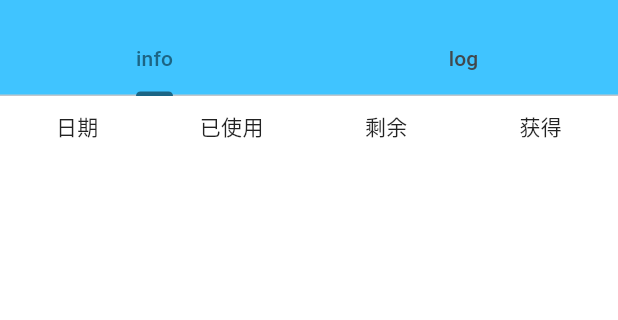
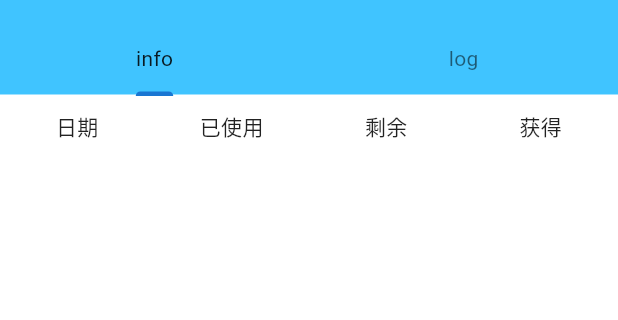
Before and after one commit to fansangg/speeder_sign-in_flutter, a Flutter app: the HistoryPage screen opened by its route, on a phone screen of 412 x 824 dp, the part 60-380 px from its top. Run offline on Flutter 3.47's test engine with Material 2 defaults, Android fonts, the phone set to English and light mode, and no system bars; our stand-ins replace cookie_jar, dio, dio_cookie_manager, drift, fluttertoast, get and 2 more; accounts and stored records are empty; generated files the repository leaves out were written again; network calls fail; statements that could not run were skipped.

Commit message:
颜色修改

```diff
--- a/lib/history/view.dart
+++ b/lib/history/view.dart
@@ -18,8 +18,14 @@ class HistoryPage extends StatelessWidget {
             "History",
             style: Theme.of(Get.context!).textTheme.bodyLarge?.copyWith(fontWeight: FontWeight.w500),
           ),
-          bottom: const TabBar(
-            tabs: [
+          bottom: TabBar(
+            dividerColor: Theme.of(context).scaffoldBackgroundColor,
+            indicatorColor: Theme.of(context).primaryColorDark,
+            labelColor: Theme.of(context).textTheme.bodyMedium?.color,
+            unselectedLabelColor: Theme.of(context).textTheme.titleMedium?.color,
+            labelStyle: Theme.of(context).textTheme.bodyMedium,
+            unselectedLabelStyle: Theme.of(context).textTheme.bodyMedium,
+            tabs: const [
               Tab(
                 text: "info",
               ),
```
